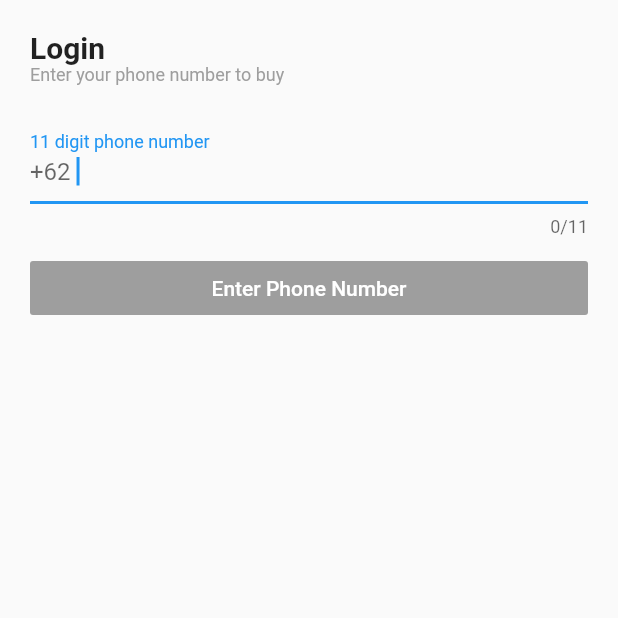
After one commit to davidhedrin/podokma_app, a Flutter app: the LoginScreen screen opened by its route, on a phone screen of 412 x 824 dp, the top half of it. The commit adds this screen. Run offline on Flutter 3.47's test engine with Material 2 defaults, Android fonts, the phone set to English and light mode, and no system bars; our stand-ins replace cloud_firestore, dots_indicator, firebase_auth, firebase_core, geolocator, google_maps_flutter; missing offline and left inert: geocoder; accounts and stored records are empty.

Commit message:
Part 8 finish

```diff
--- a/lib/main.dart
+++ b/lib/main.dart
@@ -3,6 +3,7 @@ import 'package:flutter/material.dart';
 import 'package:podokma_ecom/providers/auth_provider.dart';
 import 'package:podokma_ecom/providers/location_provider.dart';
 import 'package:podokma_ecom/screens/homeScreen.dart';
+import 'package:podokma_ecom/screens/login_screen.dart';
 import 'package:podokma_ecom/screens/map_screen.dart';
 import 'screens/splash_screen.dart';
 import 'screens/welcome_screen.dart';
@@ -42,6 +43,7 @@ class MyApp extends StatelessWidget {
         HomeScreen.id : (context) => HomeScreen(),
         WelcomeScreen.id : (context) => WelcomeScreen(),
         MapScreen.id : (context) => MapScreen(),
+        LoginScreen.id : (context) => LoginScreen(),
       },
     );
   }
--- a/lib/providers/auth_provider.dart
+++ b/lib/providers/auth_provider.dart
@@ -1,6 +1,7 @@
 import 'package:firebase_auth/firebase_auth.dart';
 import 'package:flutter/cupertino.dart';
 import 'package:flutter/material.dart';
+import 'package:podokma_ecom/providers/location_provider.dart';
 import 'package:podokma_ecom/screens/homeScreen.dart';
 import 'package:podokma_ecom/services/user_services.dart';
 
@@ -12,8 +13,9 @@ class AuthProvider with ChangeNotifier {
   String error = '';
   UserServices _userServices = UserServices();
   bool loading = false;
+  LocationProvider locationData = LocationProvider();
 
-  Future<void> verifyPhone(BuildContext context, String number) async {
+  Future<void> verifyPhone({required BuildContext context, required String number, double? latitude, double? longitude, String? address}) async {
     this.loading = true;
     notifyListeners();
     final PhoneVerificationCompleted verificationCompleted =
@@ -34,7 +36,7 @@ class AuthProvider with ChangeNotifier {
     final PhoneCodeSent smsOtpSend = (String verId, int? resendToken) async {
       this.verificationId = verId;
       //open dialog to enter OTP
-      smsOtpDialog(context, number);
+      smsOtpDialog(context, number, latitude, longitude, address);
     };
 
     try {
@@ -54,7 +56,7 @@ class AuthProvider with ChangeNotifier {
     }
   }
 
-  Future<void> smsOtpDialog(BuildContext context, String number) async {
+  Future<void> smsOtpDialog(BuildContext context, String number, double? latitude, double? longitude, String? address) async {
     return showDialog(
         context: context,
         builder: (BuildContext context) {
@@ -94,14 +96,16 @@ class AuthProvider with ChangeNotifier {
                     );
 
                     final User? user =  (await _auth.signInWithCredential(credential)).user;
-
-                    //create user data to firebase after success register
-                    _createUser(id: user!.uid, number: user.phoneNumber.toString());
+                    if(locationData.selectedAddress!=null){
+                      updateUser(id: user!.uid, number: user.phoneNumber!, latitude: locationData.latitude, longitude: locationData.longitude, address: locationData.selectedAddress.addressLine);
+                    }else{
+                      //create user data to firebase after success register
+                      _createUser(id: user!.uid, number: user.phoneNumber!, latitude: latitude, longitude: longitude, address: address);
+                    }
 
                     //navigate to Home age after login.
                     if(user!=null){
                       Navigator.of(context).pop();
-
                       //dont want come back to welcome page after login
                       Navigator.pushReplacementNamed(context, HomeScreen.id);
                     }else{
@@ -123,10 +127,22 @@ class AuthProvider with ChangeNotifier {
   }
 
   // ignore: unused_element
-  void _createUser({required String id, required String number}){
+  void _createUser({required String id, required String number, double? latitude, double? longitude, String? address}){
     _userServices.createUserData({
       'id' : id,
       'number' : number,
+      'latitude' : latitude,
+      'longitude' : longitude,
+      'address' : address,
+    });
+  }
+  void updateUser({required String id, required String number, double? latitude, double? longitude, String? address}){
+    _userServices.updateUserData({
+      'id' : id,
+      'number' : number,
+      'latitude' : latitude,
+      'longitude' : longitude,
+      'address' : address,
     });
   }
 }
--- /dev/null
+++ b/lib/screens/login_screen.dart
@@ -0,0 +1,108 @@
+import 'package:flutter/material.dart';
+import 'package:podokma_ecom/providers/auth_provider.dart';
+import 'package:podokma_ecom/providers/location_provider.dart';
+import 'package:podokma_ecom/screens/homeScreen.dart';
+import 'package:provider/provider.dart';
+
+class LoginScreen extends StatefulWidget {
+  static const String id = 'login-screen';
+  const LoginScreen({Key? key}) : super(key: key);
+
+  @override
+  _LoginScreenState createState() => _LoginScreenState();
+}
+
+class _LoginScreenState extends State<LoginScreen> {
+
+  bool _validPhoneNumber = false;
+  var _phoneNumberController = TextEditingController();
+
+  @override
+  Widget build(BuildContext context) {
+    final auth = Provider.of<AuthProvider>(context);
+    final locationData = Provider.of<LocationProvider>(context);
+
+    return Scaffold(
+      body: Container(
+        child: Padding(
+          padding: const EdgeInsets.all(20.0),
+          child: Column(
+            crossAxisAlignment: CrossAxisAlignment.start,
+            children: [
+              Text('Login', style: TextStyle(fontSize: 20, fontWeight: FontWeight.bold),),
+              Text('Enter your phone number to buy', style: TextStyle(fontSize: 12, color: Colors.grey),),
+              SizedBox(height: 20,),
+              Visibility(
+                visible: auth.error == 'Invalid OTP' ? true:false,
+                child: Container(
+                  child: Column(
+                    children: [
+                      Text(auth.error,style: TextStyle(color: Colors.red, fontSize: 12),),
+                    ],
+                  ),
+                ),
+              ),
+              TextField(
+                decoration: InputDecoration(
+                  prefixText: '+62 ',
+                  labelText: '11 digit phone number',
+                ),
+                autofocus: true,
+                keyboardType: TextInputType.phone,
+                maxLength: 11,
+                controller: _phoneNumberController,
+                onChanged: (value){
+                  if(value.length==11){
+                    setState((){
+                      _validPhoneNumber = true;
+                    });
+                  }else{
+                    setState((){
+                      _validPhoneNumber = false;
+                    });
+                  }
+                },
+              ),
+              SizedBox(height: 10,),
+              Row(
+                children: [
+                  Expanded(
+                    child: AbsorbPointer(
+                      absorbing: _validPhoneNumber ? false:true,
+                      // ignore: deprecated_member_use
+                      child: FlatButton(
+                        onPressed: (){
+                          setState((){
+                            auth.loading = true;
+                          });
+                          String number = '+62${_phoneNumberController.text}';
+                          auth.verifyPhone(
+                            context : context,
+                            number : number,
+                            latitude: locationData.latitude,
+                            longitude: locationData.longitude,
+                            address: locationData.selectedAddress.addressLine,
+                          ).then((value){
+                            _phoneNumberController.clear();
+                            setState(() {
+                              auth.loading = false;
+                            });
+                          });
+                          Navigator.pushNamed(context, HomeScreen.id);
+                        },
+                        color: _validPhoneNumber ? Theme.of(context).primaryColor : Colors.grey,
+                        child: auth.loading ? CircularProgressIndicator(
+                          valueColor: AlwaysStoppedAnimation<Color>(Colors.white),
+                        ) : Text(_validPhoneNumber ? 'Continue' : 'Enter Phone Number', style: TextStyle(color: Colors.white),),
+                      ),
+                    ),
+                  ),
+                ],
+              ),
+            ],
+          ),
+        ),
+      ),
+    );
+  }
+}
--- a/lib/screens/welcome_screen.dart
+++ b/lib/screens/welcome_screen.dart
@@ -79,7 +79,7 @@ class _WelcomeScreenState extends State<WelcomeScreen> {
                                   auth.loading = true;
                                 });
                                 String number = '+62${_phoneNumberController.text}';
-                                auth.verifyPhone(context, number).then((value){
+                                auth.verifyPhone(context: context, number: number, longitude: null, latitude: null, address: null).then((value){
                                   _phoneNumberController.clear();
                                 });
                               },
```
Also changed, not shown: lib/screens/map_screen.dart (+39 -1 lines).
